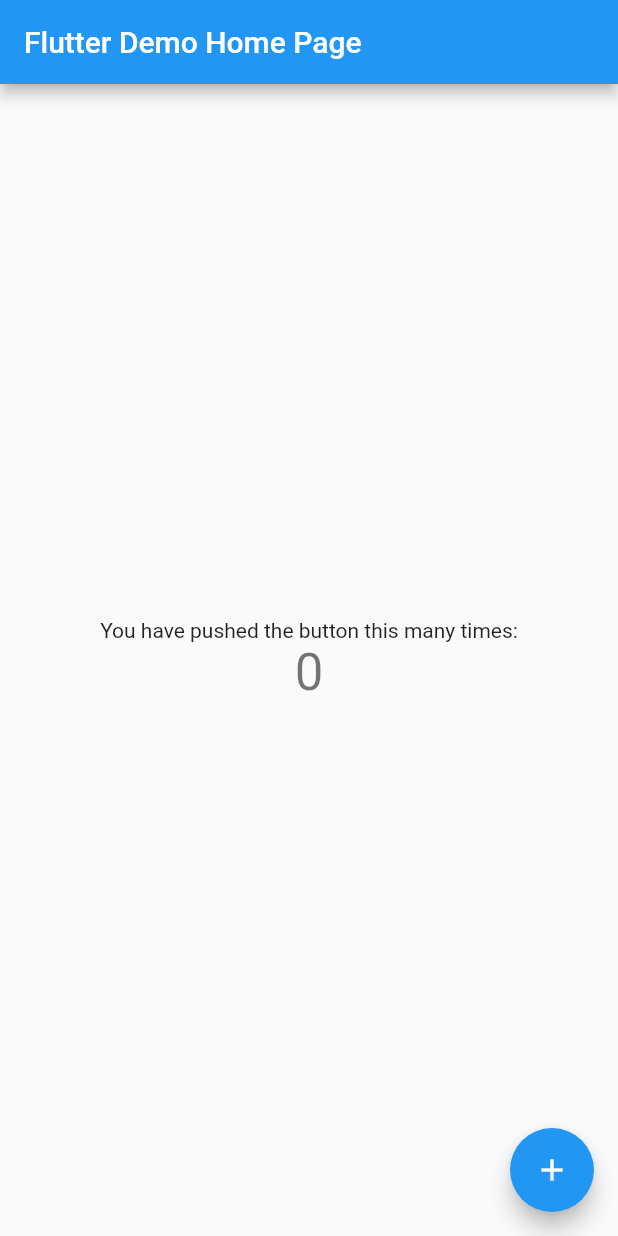
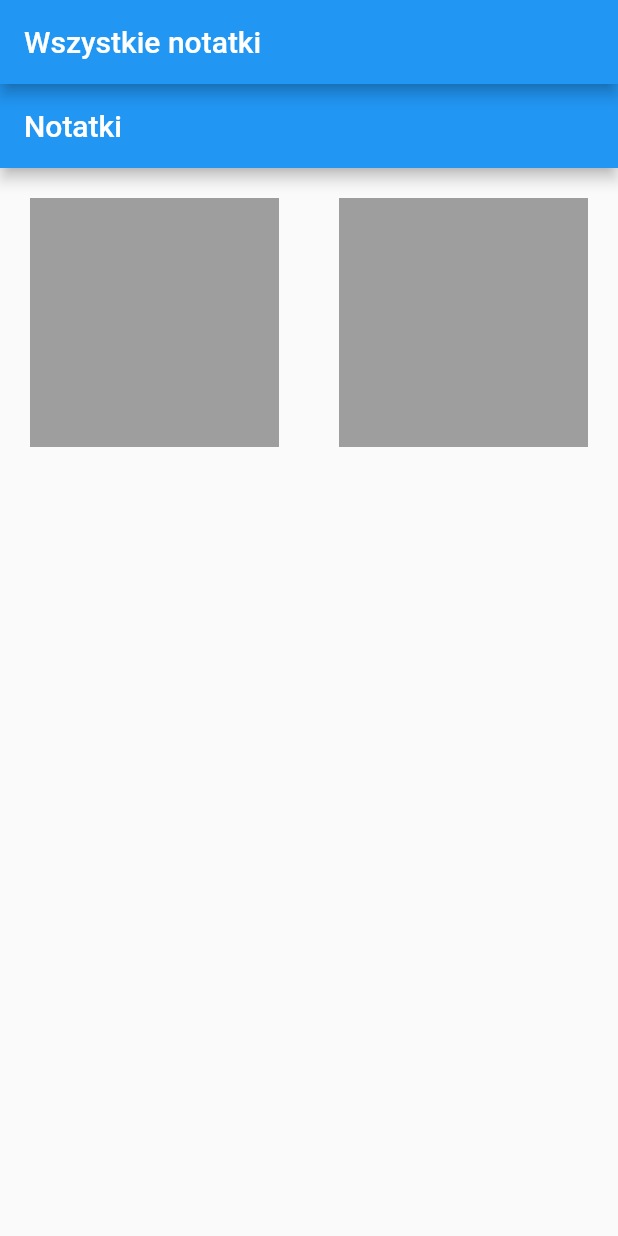
Before and after one commit to Pawel287/list_of_must_have, a Flutter app: the screen it shows after launch, on a phone screen of 412 x 824 dp. Run offline on Flutter 3.47's test engine with Material 2 defaults, Android fonts, the phone set to English and light mode, and no system bars; our stand-ins replace bloc, equatable.

Commit message:
add notes list screen (#3)
* add notes list screen

* various experiments

```diff
--- a/lib/main.dart
+++ b/lib/main.dart
@@ -1,115 +1,24 @@
 import 'package:flutter/material.dart';
+import 'package:list_of_must_have/screens/notes_list/notes_list_screen.dart';
+import 'package:list_of_must_have/model/note.dart';
 
 void main() {
-  runApp(const MyApp());
+  runApp(MyApp());
 }
 
 class MyApp extends StatelessWidget {
-  const MyApp({Key? key}) : super(key: key);
-
-  // This widget is the root of your application.
   @override
   Widget build(BuildContext context) {
+    const title = 'Wszystkie notatki';
+
     return MaterialApp(
-      title: 'Flutter Demo',
-      theme: ThemeData(
-        // This is the theme of your application.
-        //
-        // Try running your application with "flutter run". You'll see the
-        // application has a blue toolbar. Then, without quitting the app, try
-        // changing the primarySwatch below to Colors.green and then invoke
-        // "hot reload" (press "r" in the console where you ran "flutter run",
-        // or simply save your changes to "hot reload" in a Flutter IDE).
-        // Notice that the counter didn't reset back to zero; the application
-        // is not restarted.
-        primarySwatch: Colors.blue,
+      title: title,
+      home: Scaffold(
+        appBar: AppBar(
+          title: const Text(title),
+        ),
+        body: NotesListScreen(),
       ),
-      home: const MyHomePage(title: 'Flutter Demo Home Page'),
     );
   }
 }
-
-class MyHomePage extends StatefulWidget {
-  const MyHomePage({Key? key, required this.title}) : super(key: key);
-
-  // This widget is the home page of your application. It is stateful, meaning
-  // that it has a State object (defined below) that contains fields that affect
-  // how it looks.
-
-  // This class is the configuration for the state. It holds the values (in this
-  // case the title) provided by the parent (in this case the App widget) and
-  // used by the build method of the State. Fields in a Widget subclass are
-  // always marked "final".
-
-  final String title;
-
-  @override
-  State<MyHomePage> createState() => _MyHomePageState();
-}
-
-class _MyHomePageState extends State<MyHomePage> {
-  int _counter = 0;
-
-  void _incrementCounter() {
-    setState(() {
-      // This call to setState tells the Flutter framework that something has
-      // changed in this State, which causes it to rerun the build method below
-      // so that the display can reflect the updated values. If we changed
-      // _counter without calling setState(), then the build method would not be
-      // called again, and so nothing would appear to happen.
-      _counter++;
-    });
-  }
-
-  @override
-  Widget build(BuildContext context) {
-    // This method is rerun every time setState is called, for instance as done
-    // by the _incrementCounter method above.
-    //
-    // The Flutter framework has been optimized to make rerunning build methods
-    // fast, so that you can just rebuild anything that needs updating rather
-    // than having to individually change instances of widgets.
-    return Scaffold(
-      appBar: AppBar(
-        // Here we take the value from the MyHomePage object that was created by
-        // the App.build method, and use it to set our appbar title.
-        title: Text(widget.title),
-      ),
-      body: Center(
-        // Center is a layout widget. It takes a single child and positions it
-        // in the middle of the parent.
-        child: Column(
-          // Column is also a layout widget. It takes a list of children and
-          // arranges them vertically. By default, it sizes itself to fit its
-          // children horizontally, and tries to be as tall as its parent.
-          //
-          // Invoke "debug painting" (press "p" in the console, choose the
-          // "Toggle Debug Paint" action from the Flutter Inspector in Android
-          // Studio, or the "Toggle Debug Paint" command in Visual Studio Code)
-          // to see the wireframe for each widget.
-          //
-          // Column has various properties to control how it sizes itself and
-          // how it positions its children. Here we use mainAxisAlignment to
-          // center the children vertically; the main axis here is the vertical
-          // axis because Columns are vertical (the cross axis would be
-          // horizontal).
-          mainAxisAlignment: MainAxisAlignment.center,
-          children: <Widget>[
-            const Text(
-              'You have pushed the button this many times:',
-            ),
-            Text(
-              '$_counter',
-              style: Theme.of(context).textTheme.headline4,
-            ),
-          ],
-        ),
-      ),
-      floatingActionButton: FloatingActionButton(
-        onPressed: _incrementCounter,
-        tooltip: 'Increment',
-        child: const Icon(Icons.add),
-      ), // This trailing comma makes auto-formatting nicer for build methods.
-    );
-  }
-}
--- a/lib/screens/notes_list/notes_list_screen.dart
+++ b/lib/screens/notes_list/notes_list_screen.dart
@@ -0,0 +1,56 @@
+import 'package:flutter/material.dart ';
+import 'package:list_of_must_have/model/note.dart';
+
+class NotesListScreen extends StatefulWidget {
+  @ override
+  _NotesListScreenState createState() => _NotesListScreenState();
+
+}
+class _NotesListScreenState extends State<NotesListScreen> {
+  @override
+  Widget build(BuildContext context) {
+    return Scaffold(
+      appBar: AppBar(title: Text(('Notatki')),),
+      body: GridView.builder(
+        itemCount: 2,
+          gridDelegate: SliverGridDelegateWithFixedCrossAxisCount(
+              crossAxisCount: 2),
+          itemBuilder: (_, index) {
+            return Container(
+              margin: EdgeInsets.all(20),
+              height: 150,
+              color: Colors.grey,
+
+            );
+          }),
+    );
+  }
+}
+     /*
+
+
+
+
+
+
+
+      body: GridView.count(
+        crossAxisCount: 2,
+        children: List.generate(9, (index) {
+          return Card(
+            child: Center(
+              child: Text(
+                'Notatka $index',
+                style: Theme
+                    .of(context)
+                    .textTheme
+                    .headline5,
+              ),
+            ),
+          );
+        },
+      ),
+    ));
+  }
+}
+*/
```
Also changed, not shown: lib/model/note.dart (+28 -0 lines).
